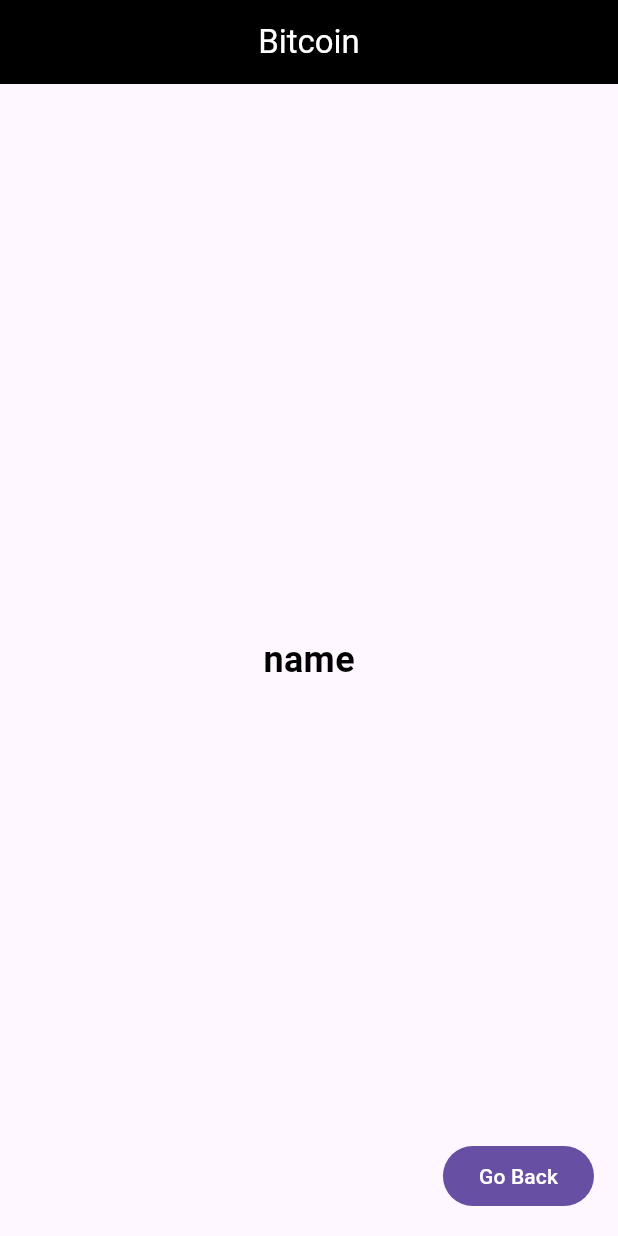
After one commit to Baimukhambet/Flutter-First, a Flutter app: the screen it shows after launch, after a tap on "Bitcoin", on a phone screen of 412 x 824 dp. The commit adds this screen. Run offline on Flutter 3.47's test engine with Material 3 defaults, Android fonts, the phone set to English and light mode, and no system bars; our stand-ins replace flutter_svg.

Commit message:
Create App class, Decompose coin detail page

```diff
--- /dev/null
+++ b/lib/features/crypto_coin/crypto_coin.dart
@@ -0,0 +1 @@
+export 'view/view.dart';
--- /dev/null
+++ b/lib/features/crypto_coin/view/crypto_coin_screen.dart
@@ -0,0 +1,49 @@
+import 'package:flutter/material.dart';
+
+class CryptoCoinScreen extends StatefulWidget {
+  const CryptoCoinScreen({super.key});
+
+  @override
+  State<CryptoCoinScreen> createState() => _CryptoCoinScreenState();
+}
+
+class _CryptoCoinScreenState extends State<CryptoCoinScreen> {
+  String name = 'No name Coin :(';
+
+  @override
+  void didChangeDependencies() {
+    // TODO: implement didChangeDependencies
+    super.didChangeDependencies();
+
+    final args = ModalRoute.of(context)?.settings.arguments;
+    assert(args != null && args is String, "Provide argument of type String!");
+    name = args as String;
+    setState(() {});
+  }
+
+  @override
+  Widget build(BuildContext context) {
+    // TODO: implement build
+    return MaterialApp(
+      home: Scaffold(
+        appBar: AppBar(
+          title: Text(name, style: const TextStyle(color: Colors.white)),
+          centerTitle: true,
+          backgroundColor: Colors.black,
+
+        ),
+        body: const Center(
+          child: Text("name", style: TextStyle(
+          color: Colors.black,
+          fontSize: 24,
+          fontWeight: FontWeight.bold,
+        ),),
+        ),
+        floatingActionButton: FilledButton(
+        onPressed: () => Navigator.pop(context),
+        child: const Text('Go Back'),
+        ),
+      )
+    );
+  }
+}
--- /dev/null
+++ b/lib/features/crypto_coin/view/view.dart
@@ -0,0 +1 @@
+export 'crypto_coin_screen.dart';
--- a/lib/main.dart
+++ b/lib/main.dart
@@ -1,10 +1,22 @@
+import 'package:flutter/cupertino.dart';
 import 'package:flutter/material.dart';
+import 'package:second/features/crypto_coin/crypto_coin.dart';
 import 'features/crypto_list/crypto_list.dart';
 
-void main() => runApp(MaterialApp(
+void main() => runApp(const CryptoCurrenciesApp());
+
+
+// Main Widget of App
+class CryptoCurrenciesApp extends StatelessWidget {
+  const CryptoCurrenciesApp({super.key});
+
+  @override
+  Widget build(BuildContext context) {
+    // TODO: implement build
+    return MaterialApp(
       routes: {
         '/':(context) => const CryptoListScreen(),
-    '/coin':(context) => const SecondRoute()
+        '/coin':(context) => const CryptoCoinScreen()
       },
       theme: ThemeData(
         textTheme:const TextTheme(
@@ -25,54 +37,6 @@ void main() => runApp(MaterialApp(
         dividerColor: Colors.white24,
         appBarTheme: const AppBarTheme(backgroundColor: Colors.black54)
       )
-));
-
-
-
-class SecondRoute extends StatefulWidget {
-  const SecondRoute({super.key});
-
-  @override
-  State<SecondRoute> createState() => _SecondRouteState();
-}
-
-class _SecondRouteState extends State<SecondRoute> {
-  String name = 'No name Coin :(';
-
-  @override
-  void didChangeDependencies() {
-    // TODO: implement didChangeDependencies
-    super.didChangeDependencies();
-
-    final args = ModalRoute.of(context)?.settings.arguments;
-    assert(args != null && args is String, "Provide argument of type String!");
-    name = args as String;
-    setState(() {});
-  }
-
-  @override
-  Widget build(BuildContext context) {
-    // TODO: implement build
-    return MaterialApp(
-      home: Scaffold(
-        appBar: AppBar(
-          title: Text(name, style: const TextStyle(color: Colors.white)),
-          centerTitle: true,
-          backgroundColor: Colors.black,
-
-        ),
-        body: const Center(
-          child: Text("name", style: TextStyle(
-          color: Colors.black,
-          fontSize: 24,
-          fontWeight: FontWeight.bold,
-        ),),
-        ),
-        floatingActionButton: FilledButton(
-        onPressed: () => Navigator.pop(context),
-        child: const Text('Go Back'),
-        ),
-      )
     );
   }
 }
```
Lines whose indentation alone changed are shown as unchanged.
